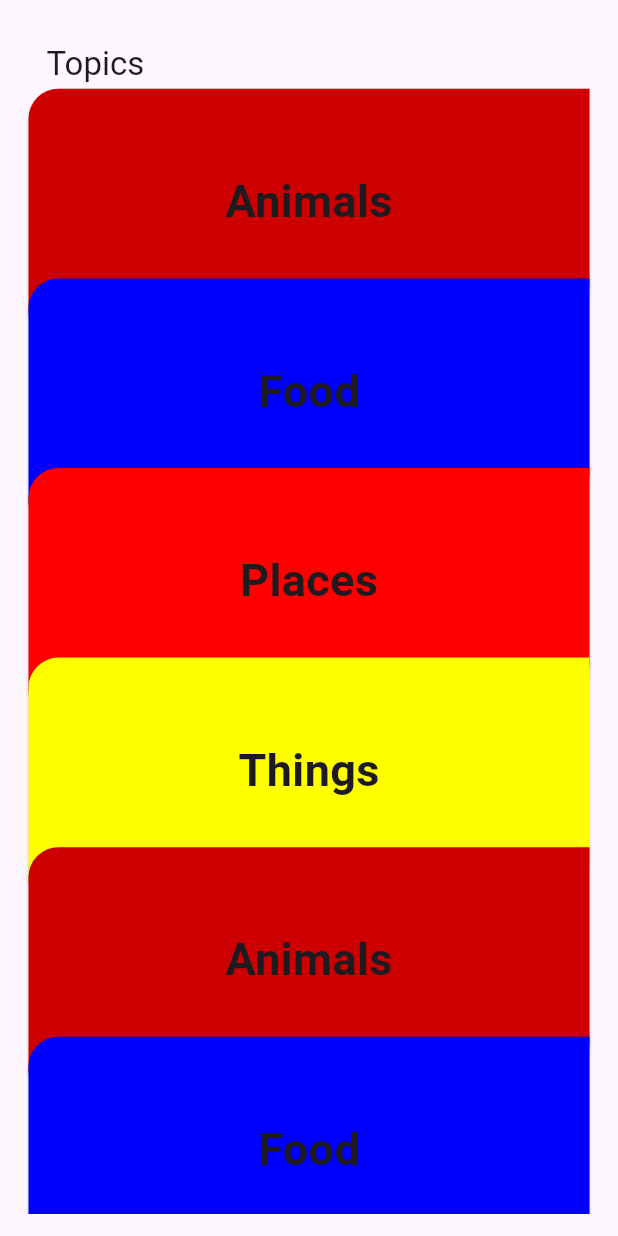
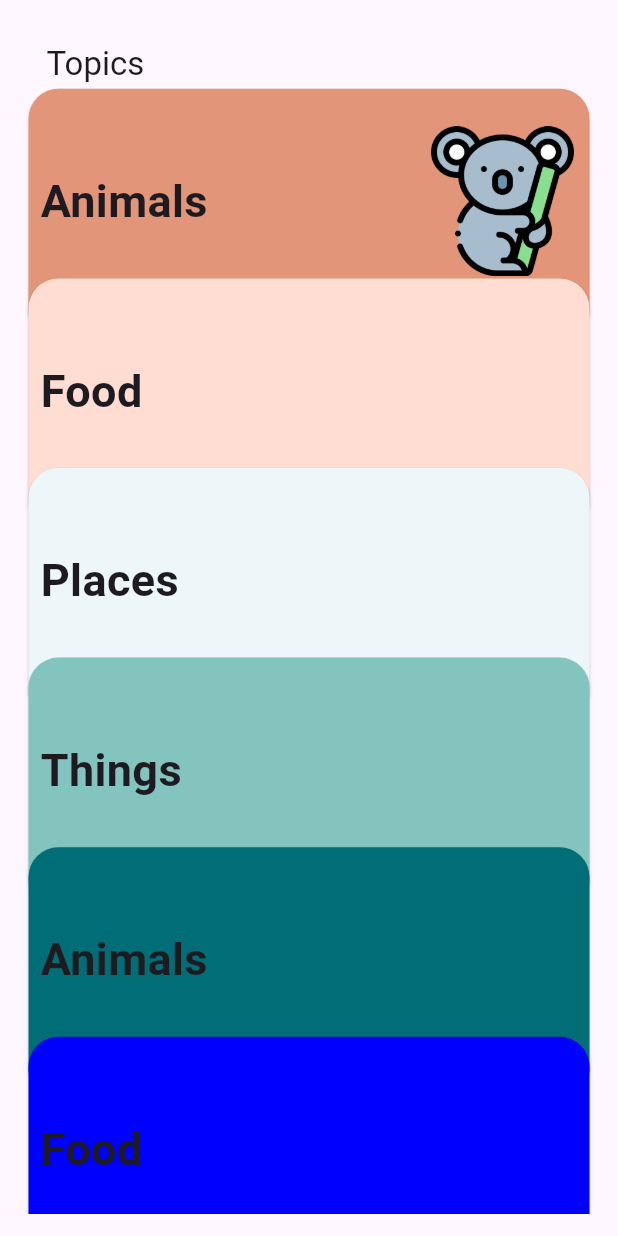
Before and after one commit to sesbusinesses/Chameleonmaxxing, a Flutter app: the CardList screen opened directly, on a phone screen of 412 x 824 dp. Run offline on Flutter 3.47's test engine with Material 3 defaults, Android fonts, the phone set to English and light mode, and no system bars; our stand-ins replace firebase_core; accounts and stored records are empty.

Commit message:
changes to cards

```diff
--- /dev/null
+++ b/chameleon/lib/models/topic_card.dart
@@ -0,0 +1,22 @@
+class TopicCard {
+  final String words;
+  final int color;
+  final String? imagePath;
+
+  TopicCard({
+    required this.words,
+    required this.color,
+    this.imagePath,
+  });
+}
+
+final List<TopicCard> topicCards = [
+  TopicCard(words: 'Animals', color: 0xFFE29578, imagePath: 'assets/images/animals.png'),
+  TopicCard(words: 'Food', color: 0xFFFFDDD2),
+  TopicCard(words: 'Places', color: 0xFFEDF6F9),
+  TopicCard(words: 'Things', color: 0xFF83C5BE),
+  TopicCard(words: 'Animals', color: 0xFF006D77),
+  TopicCard(words: 'Food', color: 0xFF0000FF),
+  TopicCard(words: 'Places', color: 0xFFFF0000),
+  TopicCard(words: 'Things', color: 0xFFFFFF00),
+];
--- a/chameleon/lib/widgets/card_list.dart
+++ b/chameleon/lib/widgets/card_list.dart
@@ -1,5 +1,6 @@
 import 'package:flutter/material.dart';
-import 'package:chameleon/widgets/topic_card.dart'; // Ensure this path is correct
+import 'package:chameleon/pages/card_display.dart';
+import 'package:chameleon/models/topic_card.dart';
 
 const itemSize = 150.0;
 
@@ -11,12 +12,10 @@ class CardList extends StatefulWidget {
 }
 
 class _CardListState extends State<CardList> {
-
   final scrollController = ScrollController(); // Add a ScrollController
 
-  void onListen(){
-    setState(() {
-    });
+  void onListen() {
+    setState(() {});
   }
 
   @override
@@ -28,7 +27,8 @@ class _CardListState extends State<CardList> {
 
   @override
   void dispose() {
-    scrollController.removeListener(onListen); // Remove listener when the widget is disposed
+    scrollController.removeListener(
+        onListen); // Remove listener when the widget is disposed
     super.dispose();
   }
 
@@ -48,17 +48,17 @@ class _CardListState extends State<CardList> {
             SliverList(
               delegate: SliverChildBuilderDelegate(
                 (context, index) {
-                  // Ensure the index is within the range of topicCards
                   if (index < topicCards.length) {
                     final topicCard = topicCards[index];
-                    final itemPosition = index * itemSize; // Calculate the position of the item
+                    final itemPosition = index * itemSize;
                     final difference = scrollController.offset - itemPosition;
-                    final percent = 1 - (difference / (itemSize/2));
+                    final percent = 1 - (difference / (itemSize / 2));
                     double opacity = percent;
                     double scale = percent;
                     if (opacity > 1.0) opacity = 1.0;
                     if (opacity < 0.0) opacity = 0.0;
                     if (percent > 1.0) scale = 1.0;
+
                     return Align(
                       heightFactor: 0.8,
                       child: Opacity(
@@ -66,20 +66,35 @@ class _CardListState extends State<CardList> {
                         child: Transform(
                           alignment: Alignment.center,
                           transform: Matrix4.identity()..scale(scale, 1.0),
+                          child: InkWell(
+                            onTap: () {
+                              Navigator.of(context).push(
+                                MaterialPageRoute(
+                                    builder: (context) =>
+                                        DetailPage(topicCard: topicCard)),
+                              );
+                            },
+                            child: Hero(
+                                tag:
+                                    'heroCard${topicCard.words}', // Ensure each card has a unique tag, topicCard.id should be unique
                                 child: Card(
                                   shape: const RoundedRectangleBorder(
                                     borderRadius: BorderRadius.only(
                                       topLeft: Radius.circular(20),
-                                bottomRight: Radius.circular(20),
+                                      topRight: Radius.circular(20),
                                     ),
                                   ),
-                            color: Color(topicCard.color), // Correct the color usage
+                                  color: Color(topicCard.color),
                                   child: SizedBox(
-                              height: itemSize, // Use itemSize if needed for sizing
+                                    height: itemSize,
                                     child: Row(
-                                mainAxisAlignment: MainAxisAlignment.center, // Center content
+                                      mainAxisAlignment: MainAxisAlignment
+                                          .spaceBetween, // Space between items
+                                      crossAxisAlignment: CrossAxisAlignment
+                                          .center, // Center items vertically
                                       children: <Widget>[
-                                  Padding(
+                                        Expanded(
+                                          child: Padding(
                                             padding: const EdgeInsets.all(8.0),
                                             child: Text(
                                               topicCard.words,
@@ -87,22 +102,37 @@ class _CardListState extends State<CardList> {
                                                 fontSize: 30,
                                                 fontWeight: FontWeight.bold,
                                               ),
+                                              textAlign: TextAlign
+                                                  .left, // Align text to the left
                                             ),
                                           ),
+                                        ),
+                                        if (topicCard.imagePath != null)
+                                          Padding(
+                                            padding: const EdgeInsets.all(8.0),
+                                            child: Image.asset(
+                                              topicCard.imagePath!,
+                                              width: 100,
+                                              fit: BoxFit
+                                                  .cover, // This ensures the image covers the width but maintains its aspect ratio
+                                            ),
+                                          ),
+                                        // Optionally, you can add an 'else' block to display a default image or widget
                                       ],
                                     ),
                                   ),
+                                )),
                           ),
                         ),
                       ),
                     );
                   } else {
-                    return null; // Return null for indices outside the list range
+                    return null;
                   }
                 },
-                childCount: topicCards.length, // Define the number of children in the list
+                childCount: topicCards.length,
               ),
-            ),
+            )
           ],
         ),
       ),
--- a/chameleon/lib/widgets/topic_card.dart
+++ /dev/null
@@ -1,18 +0,0 @@
-
-class TopicCard {
-  final String words;
-  final int color;
-
-  TopicCard({required this.words, required this.color});
-}
-
-final List<TopicCard> topicCards = [
-  TopicCard(words: 'Animals', color: 0xFFCC0000),
-  TopicCard(words: 'Food', color: 0xFF0000FF),
-  TopicCard(words: 'Places', color: 0xFFFF0000),
-  TopicCard(words: 'Things', color: 0xFFFFFF00),
-  TopicCard(words: 'Animals', color: 0xFFCC0000),
-  TopicCard(words: 'Food', color: 0xFF0000FF),
-  TopicCard(words: 'Places', color: 0xFFFF0000),
-  TopicCard(words: 'Things', color: 0xFFFFFF00),
-];
--- a/chameleon/pubspec.yaml
+++ b/chameleon/pubspec.yaml
@@ -54,6 +54,9 @@ dev_dependencies:
 # The following section is specific to Flutter packages.
 flutter:
 
+  assets:
+    - assets/images/
+
   # The following line ensures that the Material Icons font is
   # included with your application, so that you can use the icons in
   # the material Icons class.
```
Also changed, not shown: chameleon/lib/pages/card_display.dart (added, +42 -0 lines), chameleon/assets/images/animals.png (added), 3 other files. Lines whose indentation alone changed are shown as unchanged.
